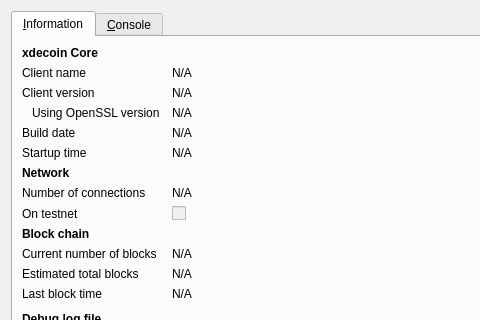
This is src/qt/forms/rpcconsole.ui in rarecoin/RareCoin as Qt 5 draws it before an edit; both pictures show x 0 to 480 and y 0 to 320 of the 740 by 450 pixel window. The edited form follows.
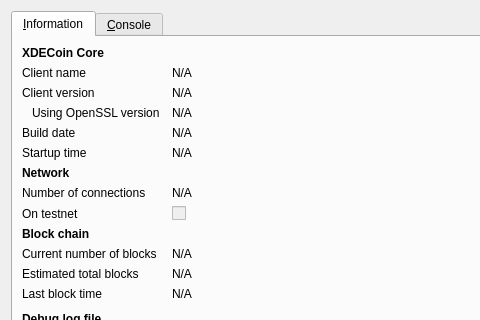
This is the edited form. Icons and pictures are not drawn.

Diff of the .ui file:
```diff
--- a/src/qt/forms/rpcconsole.ui
+++ b/src/qt/forms/rpcconsole.ui
@@ -36,7 +36,7 @@
           </font>
          </property>
          <property name="text">
-          <string>xdecoin Core</string>
+          <string>XDECoin Core</string>
          </property>
         </widget>
        </item>
```
Left out of the diff: 6 changed lines with no effect on the pictures.
